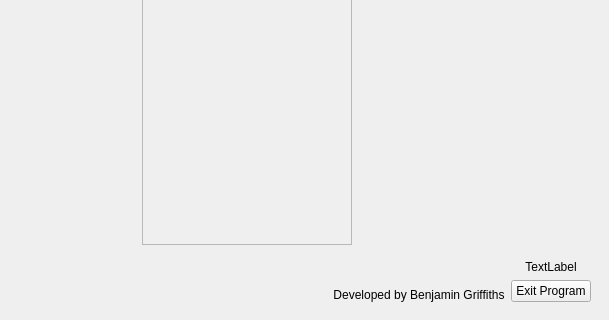
Old version of the form gui.ui in the repository AvalonROV/ROV_SW_GUI_2020; both pictures show x 485 to 1094 and y 486 to 806 of the 1094 by 806 pixel window.
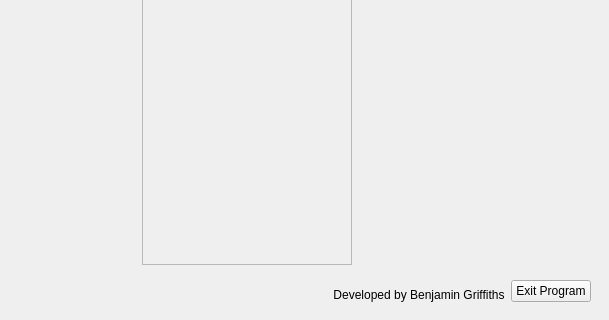
New version of the form.

Commit message: Fixed PyInstaller configuration and doxygen documentation. Modified the install_libraries bat file to include PyInstaller Sensors can now be toggled between graphs and textboxes. Height of graphs has been hardcoded.

Diff of the .ui file:
```diff
--- a/gui.ui
+++ b/gui.ui
@@ -444,7 +444,7 @@
                      <x>0</x>
                      <y>0</y>
                      <width>196</width>
-                     <height>617</height>
+                     <height>638</height>
                     </rect>
                    </property>
                    <layout class="QGridLayout" name="gridLayout_12">
@@ -757,7 +757,7 @@
                  <x>0</x>
                  <y>0</y>
                  <width>206</width>
-                 <height>637</height>
+                 <height>658</height>
                 </rect>
                </property>
                <layout class="QGridLayout" name="gridLayout_10">
@@ -1064,25 +1064,11 @@
                </widget>
               </item>
               <item>
-               <layout class="QVBoxLayout" name="verticalLayout_2">
-                <item>
-                 <widget class="QLabel" name="avalon_logo">
-                  <property name="text">
-                   <string>TextLabel</string>
-                  </property>
-                  <property name="alignment">
-                   <set>Qt::AlignCenter</set>
-                  </property>
-                 </widget>
-                </item>
-                <item>
                  <widget class="QPushButton" name="program_exit">
                   <property name="text">
                    <string>Exit Program</string>
                   </property>
                  </widget>
-                </item>
-               </layout>
               </item>
              </layout>
             </item>
```
Lines whose indentation alone changed are shown as unchanged. The commit also changes 810 other files.
